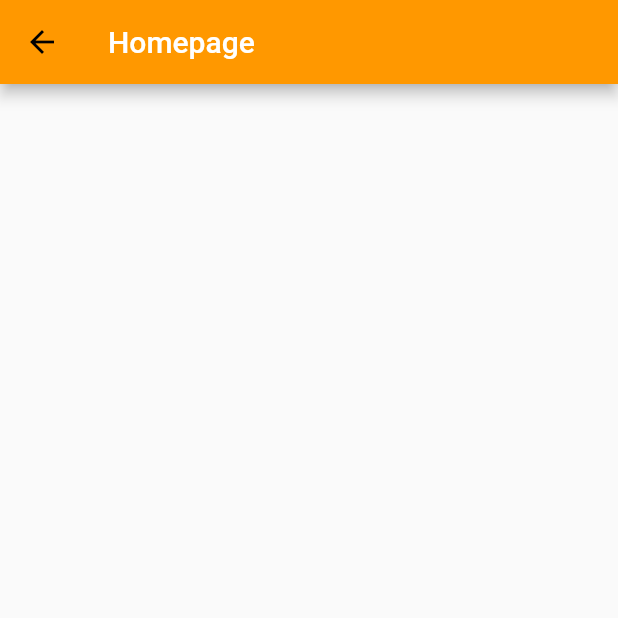
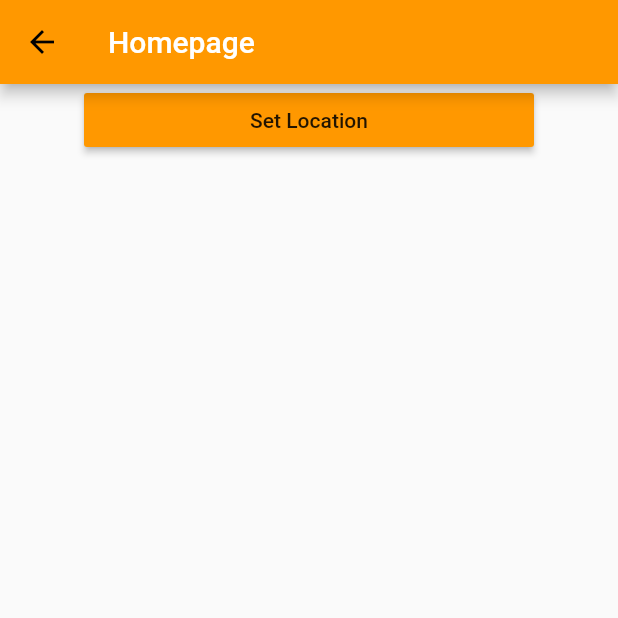
Before and after one commit to awwsnappitsrob24/Find-a-Flick, a Flutter app: the Homepage screen opened directly, on a phone screen of 412 x 824 dp, the top half of it. Run offline on Flutter 3.47's test engine with Material 2 defaults, Android fonts, the phone set to English and light mode, and no system bars; our stand-ins replace firebase_auth; accounts and stored records are empty.

```diff
--- a/lib/homepage.dart
+++ b/lib/homepage.dart
@@ -1,5 +1,4 @@
 import 'package:flutter/material.dart';
-import 'package:google_maps_flutter/google_maps_flutter.dart';
 
 class Homepage extends StatefulWidget {
 
@@ -15,6 +14,27 @@ class _HomepageState extends State<Homepage> {
       appBar: AppBar(
         title: Text('Homepage', style: TextStyle(color: Colors.white)),
       ),
+      body: Center(
+        child: Column(
+          children: <Widget>[
+            // Button to set the user's location on the map
+            ButtonTheme(
+              minWidth: 300.0,
+              child: RaisedButton(
+                onPressed: setUserLocation,
+                child: Text('Set Location'), color: Colors.orange,
+              )
+            )
+
+            // The map itself
+
+          ],
+        ),
+      ),
     );
   }
 }
+
+void setUserLocation() {
+  print('Set user location.');
+}
--- a/pubspec.yaml
+++ b/pubspec.yaml
@@ -30,7 +30,6 @@ dev_dependencies:
     sdk: flutter
   firebase_core: ^0.3.0
   firebase_auth: ^0.8.1+4
-  google_maps_flutter: ^0.5.14+1
 
 
 # For information on the generic Dart part of this file, see the
```
Also changed, not shown: pubspec.lock, 3 other files.
